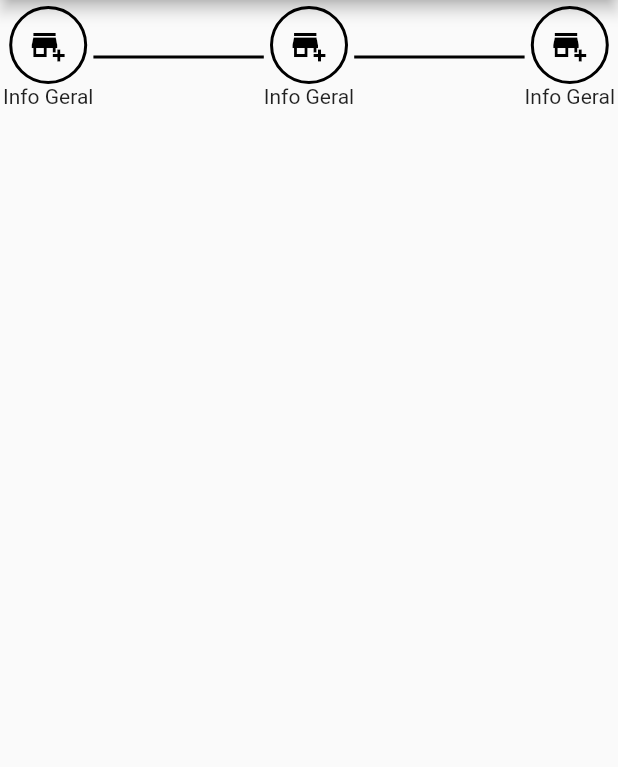
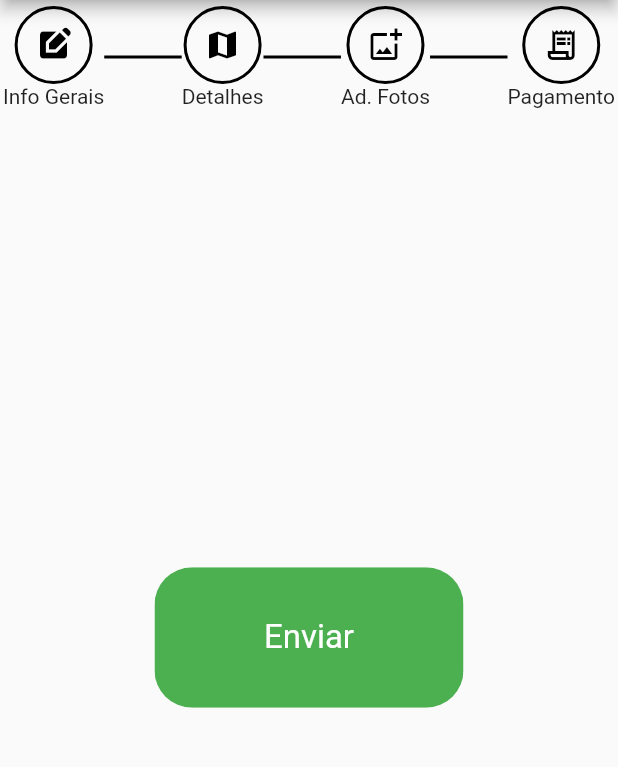
Before and after one commit to LaercioRJ/AgroImobi, a Flutter app: the CreatingTerrain screen opened directly with empty values, on a phone screen of 412 x 824 dp, the part 84-851 px from its top. Run offline on Flutter 3.47's test engine with Material 2 defaults, Android fonts, the light colour scheme and no system bars; our stand-ins replace mask_text_input_formatter; accounts and stored records are empty.

Commit message:
create terrain pt 2

```diff
--- a/lib/src/classes/login.dart
+++ b/lib/src/classes/login.dart
@@ -1,5 +1,3 @@
-import 'dart:convert';
-
 class Login {
   final String name;
   final String email;
--- a/lib/src/classes/user.dart
+++ b/lib/src/classes/user.dart
@@ -1,7 +1,3 @@
-import 'dart:convert';
-
-import 'package:json_annotation/json_annotation.dart';
-
 class User {
   final String name;
   final String email;
--- a/lib/src/screen/login_signin_screens/register_user.dart
+++ b/lib/src/screen/login_signin_screens/register_user.dart
@@ -19,7 +19,7 @@ class RegisterUserScreen extends StatelessWidget {
   @override
   Widget build(BuildContext context) {
     return Scaffold(
-      backgroundColor: Colors.white,
+      backgroundColor: const Color.fromARGB(255, 240, 240, 240),
       body: Form(
         key: _formKey,
         child: Column(
--- /dev/null
+++ b/lib/src/screen/terrain_crud/create_forms/basic_info_form.dart
@@ -0,0 +1,38 @@
+import 'package:flutter/material.dart';
+
+class BasicInfoForm extends StatefulWidget {
+  final VoidCallback onSubmit;
+  const BasicInfoForm({super.key, required this.onSubmit});
+
+  @override
+  State<BasicInfoForm> createState() => BasicInfoFormState();
+}
+
+class BasicInfoFormState extends State<BasicInfoForm> {
+
+  @override
+  Widget build(BuildContext context) {
+    return Center(
+      child: SizedBox(
+        width: MediaQuery.of(context).size.width * 0.5,
+        height: MediaQuery.of(context).size.height * 0.15,
+        child: Padding(
+          padding: const EdgeInsets.fromLTRB(0, 15, 0, 15),
+          child: ClipRRect(
+            borderRadius: BorderRadius.circular(25),
+            child: TextButton(
+              style: TextButton.styleFrom(
+                backgroundColor: Colors.green,
+                foregroundColor: Colors.white,
+                padding: const EdgeInsets.fromLTRB(70, 18, 70, 18),
+                textStyle: const TextStyle(fontSize: 22)),
+              onPressed: () {
+                widget.onSubmit();
+              },
+              child: const Text('Enviar')),
+          ),
+        ),
+      ),
+    );
+  }
+}
--- a/lib/src/screen/terrain_crud/creating_terrain.dart
+++ b/lib/src/screen/terrain_crud/creating_terrain.dart
@@ -1,18 +1,52 @@
 import 'package:flutter/material.dart';
+
+import '../../widgets/labeled_icon_button.dart';
+
+import './create_forms/basic_info_form.dart';
+import './create_forms/payment_form.dart';
+import './create_forms/photo_form.dart';
+import './create_forms/specific_info_form.dart';
 
 class CreatingTerrain extends StatefulWidget {
   final Function changeAction;
-  const CreatingTerrain({super.key, required this.changeAction});
+  CreatingTerrain({super.key, required this.changeAction});
+  final _pageController = PageController(initialPage: 0);
+  var pagesNumber = 1;
 
   @override
   State<CreatingTerrain> createState() => _CreatingTerrainState();
 }
 
 class _CreatingTerrainState extends State<CreatingTerrain> {
-  Future<bool> _onBackPressed() {
+  /*Future<bool> _onBackPressed() {
     widget.changeAction("Visualizar");
     return Future.value(true);
-  }
+  }*/
+
+  // Organizar a zona repetitiva logo abaixo assim que houver tempo
+  late var photoForm = PhotoForm(onSubmit: () {
+    if (forms.length == 3) {
+      forms.add(const PaymentForm());
+    }
+    widget._pageController.animateToPage(3, duration: const Duration(milliseconds: 750), curve: Curves.ease);
+  });
+
+  late var specificForm = SpecificInfoForm(onSubmit:() {
+    if (forms.length == 2) {
+
+      forms.add(photoForm);
+    }
+    widget._pageController.animateToPage(2, duration: const Duration(milliseconds: 750), curve: Curves.ease);
+  });
+
+  late List<Widget> forms = [
+    BasicInfoForm(onSubmit: () {
+      if (forms.length == 1) {
+        forms.add(specificForm);
+      }
+      widget._pageController.animateToPage(1, duration: const Duration(milliseconds: 750), curve: Curves.ease);
+    },)
+  ];
 
   @override
   Widget build(BuildContext context) {
@@ -24,27 +58,15 @@ class _CreatingTerrainState extends State<CreatingTerrain> {
       body: Column(
         children: [
           Padding(
-            padding: const EdgeInsets.fromLTRB(2, 4, 2, 2),
+            padding: const EdgeInsets.fromLTRB(2, 4, 2, 10),
             child: Row(
               children: [
-                Column(
-                  children: [
-                    Container(
-                      child: IconButton(
-                        onPressed: () => print(''),
-                        color: Colors.black,
-                        icon: const Icon(Icons.add_business),
-                        style: IconButton.styleFrom(
-                          backgroundColor: Colors.white
-                        ),
-                      ),
-                      decoration: BoxDecoration(
-                        shape: BoxShape.circle,
-                        border: Border.all(width: 2, color: Colors.black)
-                      ),
-                    ),
-                    const Text('Info Geral')
-                  ],
+                LabeledIconButton(
+                  label: 'Info Gerais',
+                  icon: const Icon(Icons.edit_square),
+                  pressedFunction: () => {
+                    widget._pageController.animateToPage(0, duration: const Duration(milliseconds: 750), curve: Curves.ease)
+                  },
                 ),
                 Expanded(
                   child: Container(
@@ -58,24 +80,12 @@ class _CreatingTerrainState extends State<CreatingTerrain> {
                     ),
                   )
                 ),
-                Column(
-                  children: [
-                    Container(
-                      child: IconButton(
-                        onPressed: () => print(''),
-                        color: Colors.black,
-                        icon: const Icon(Icons.add_business),
-                        style: IconButton.styleFrom(
-                          backgroundColor: Colors.white
-                        ),
-                      ),
-                      decoration: BoxDecoration(
-                        shape: BoxShape.circle,
-                        border: Border.all(width: 2, color: Colors.black)
-                      ),
-                    ),
-                    const Text('Info Geral')
-                  ],
+                LabeledIconButton(
+                  label: 'Detalhes',
+                  icon: const Icon(Icons.map),
+                  pressedFunction: () => {
+                    widget._pageController.animateToPage(1, duration: const Duration(milliseconds: 750), curve: Curves.ease)
+                  },
                 ),
                 Expanded(
                   child: Container(
@@ -89,27 +99,47 @@ class _CreatingTerrainState extends State<CreatingTerrain> {
                     ),
                   )
                 ),
-                Column(
-                  children: [
-                    Container(
-                      child: IconButton(
-                        onPressed: () => print(''),
-                        color: Colors.black,
-                        icon: const Icon(Icons.add_business),
-                        style: IconButton.styleFrom(
-                          backgroundColor: Colors.white
-                        ),
-                      ),
-                      decoration: BoxDecoration(
-                        shape: BoxShape.circle,
-                        border: Border.all(width: 2, color: Colors.black)
-                      ),
+                LabeledIconButton(
+                  label: 'Ad. Fotos',
+                  icon: const Icon(Icons.add_photo_alternate_outlined),
+                  pressedFunction: () => {
+                    widget._pageController.animateToPage(2, duration: const Duration(milliseconds: 750), curve: Curves.ease)
+                  },
+                ),
+                Expanded(
+                  child: Container(
+                    decoration: const BoxDecoration(
+                      border: Border(
+                        bottom: BorderSide(
+                          color: Colors.black,
+                          width: 2.0
+                        )
+                      )
                     ),
-                    const Text('Info Geral')
-                  ],
+                  )
                 ),
+                LabeledIconButton(
+                  label: 'Pagamento',
+                  icon: const Icon(Icons.receipt_long_outlined),
+                  pressedFunction: () => {
+                    widget._pageController.animateToPage(2, duration: const Duration(milliseconds: 750), curve: Curves.ease)
+                  },
+                )
               ],
             )
+          ),
+          Expanded(
+            child: SizedBox(
+              width: MediaQuery.of(context).size.width,
+              child: PageView.builder(
+                itemCount: 4,
+                pageSnapping: true,
+                controller: widget._pageController,
+                itemBuilder: (context, pagePostion) {
+                  return forms[pagePostion];
+                }
+              )
+            ),
           )
         ],
       )
--- a/lib/src/server_connection/server_interface.dart
+++ b/lib/src/server_connection/server_interface.dart
@@ -1,7 +1,5 @@
-import 'package:helloworld/src/classes/user.dart';
 import 'package:http/http.dart' as http;
 
-import '../classes/login.dart';
 import 'dart:convert';
 
 class ServerInterface {
--- /dev/null
+++ b/lib/src/widgets/labeled_icon_button.dart
@@ -0,0 +1,41 @@
+import 'package:flutter/material.dart';
+
+class LabeledIconButton extends StatefulWidget {
+  final String label;
+  final Widget icon;
+  final VoidCallback pressedFunction;
+  const LabeledIconButton({
+      Key? key,
+      required this.label,
+      required this.icon,
+      required this.pressedFunction
+    }) : super(key: key);
+
+  @override
+  State<LabeledIconButton> createState() => _LabeledIconButtonState();
+}
+
+class _LabeledIconButtonState extends State<LabeledIconButton> {
+  @override
+  Widget build(BuildContext context) {
+    return Column(
+      children: [
+        Container(
+          child: IconButton(
+            onPressed: ()  {widget.pressedFunction();},
+            color: Colors.black,
+            icon: widget.icon,
+            style: IconButton.styleFrom(
+              backgroundColor: Colors.white
+            ),
+          ),
+          decoration: BoxDecoration(
+            shape: BoxShape.circle,
+            border: Border.all(width: 2, color: Colors.black)
+          ),
+        ),
+        Text(widget.label)
+      ],
+    );
+  }
+}
```
Also changed, not shown: lib/src/screen/login_signin_screens/login_screen.dart (+8 -7 lines), lib/src/screen/login_signin_screens/register_broker.dart (+4 -4 lines), lib/src/screen/terrain_crud/create_forms/payment_form.dart (added, +18 -0 lines), lib/src/screen/terrain_crud/create_forms/photo_form.dart (added, +38 -0 lines), lib/src/screen/terrain_crud/create_forms/specific_info_form.dart (added, +38 -0 lines).
